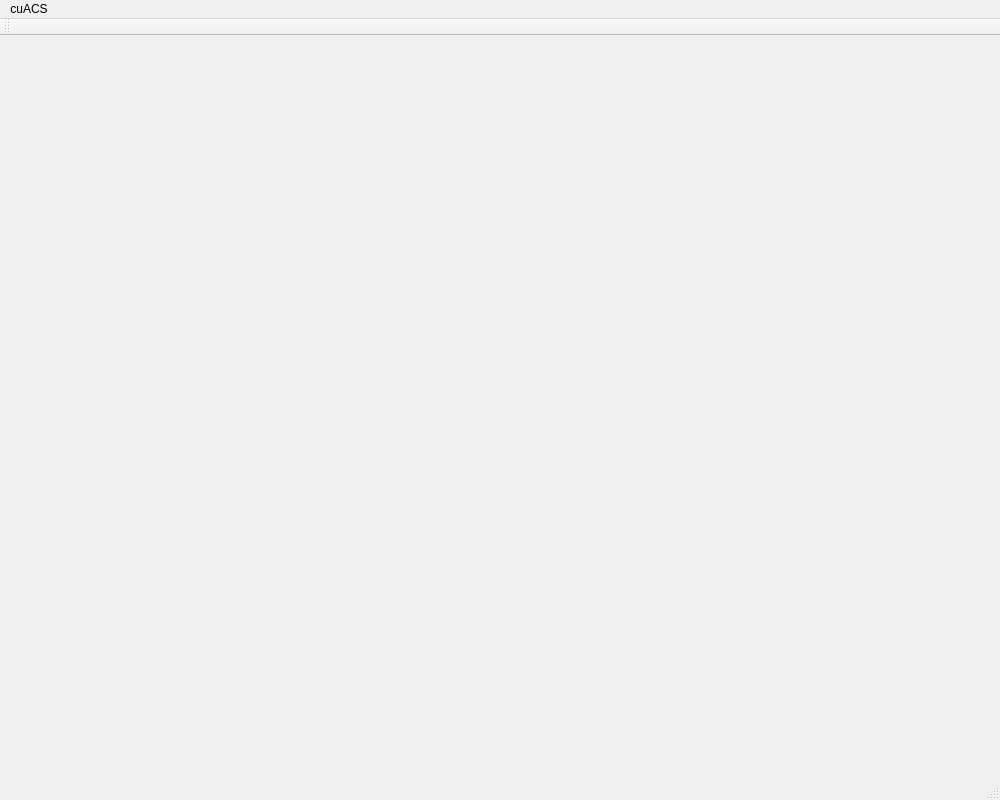
First picture: the form in mainwindow.ui, repository ColeMacdonald1709/comp3004, before the edit.
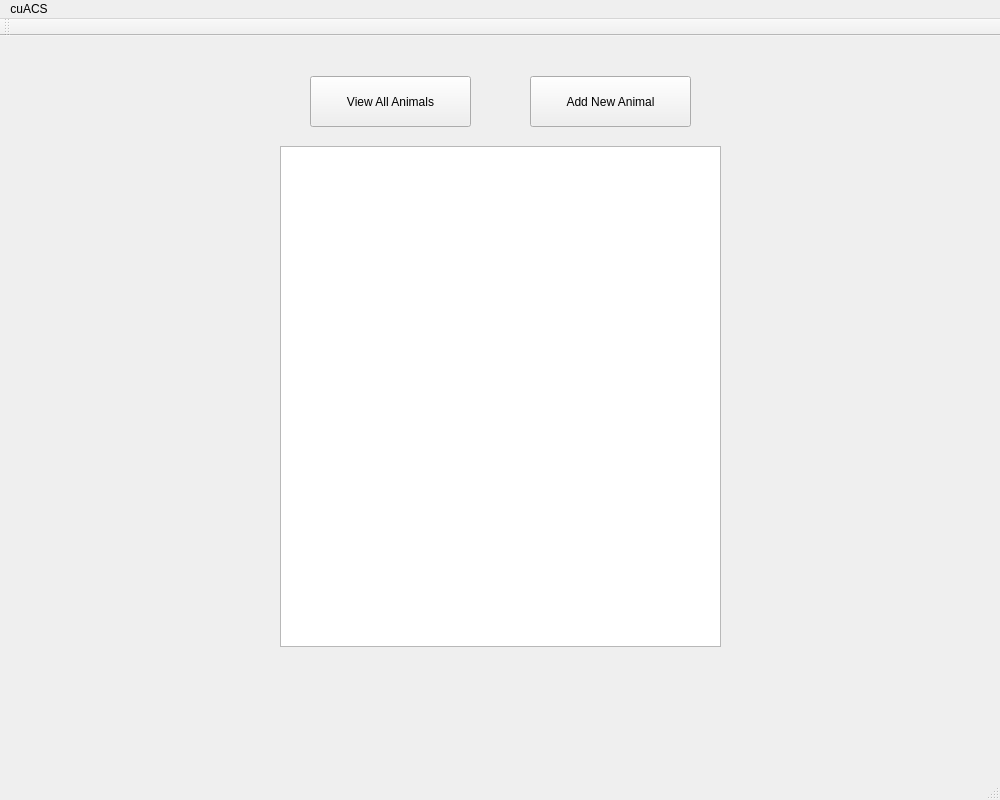
Second picture: the form after the edit.

The edit to the form file:
```diff
--- a/mainwindow.ui
+++ b/mainwindow.ui
@@ -19,7 +19,44 @@
   <property name="windowTitle">
    <string>MainWindow</string>
   </property>
-  <widget class="QWidget" name="centralWidget"/>
+  <widget class="QWidget" name="centralWidget">
+   <widget class="QPushButton" name="viewAnimalsbtn">
+    <property name="geometry">
+     <rect>
+      <x>310</x>
+      <y>40</y>
+      <width>161</width>
+      <height>51</height>
+     </rect>
+    </property>
+    <property name="text">
+     <string>View All Animals</string>
+    </property>
+   </widget>
+   <widget class="QPushButton" name="addAnimalbtn">
+    <property name="geometry">
+     <rect>
+      <x>530</x>
+      <y>40</y>
+      <width>161</width>
+      <height>51</height>
+     </rect>
+    </property>
+    <property name="text">
+     <string>Add New Animal</string>
+    </property>
+   </widget>
+   <widget class="QTableView" name="tblAnimals">
+    <property name="geometry">
+     <rect>
+      <x>280</x>
+      <y>110</y>
+      <width>441</width>
+      <height>501</height>
+     </rect>
+    </property>
+   </widget>
+  </widget>
   <widget class="QMenuBar" name="menuBar">
    <property name="geometry">
     <rect>
```
